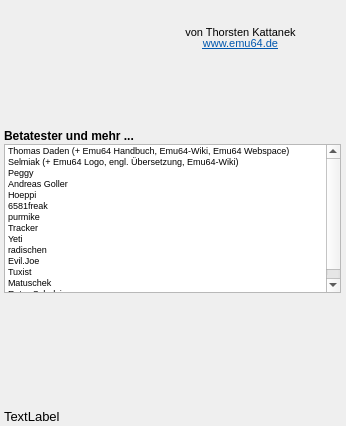
The window that info_window.ui (ThKattanek/emu64) describes before a commit, drawn with Qt 5.
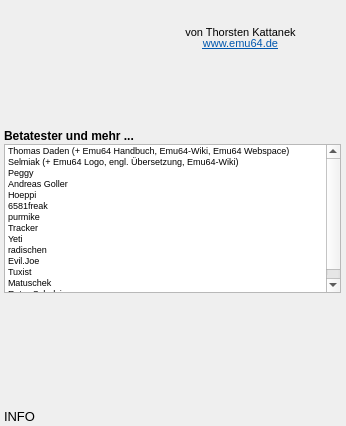
The same window after the commit. Icons and pictures are not drawn.

```diff
--- a/info_window.ui
+++ b/info_window.ui
@@ -59,7 +59,7 @@
     </font>
    </property>
    <property name="text">
-    <string>TextLabel</string>
+    <string>INFO</string>
    </property>
   </widget>
   <widget class="QLabel" name="Emu64Version">
```
Left out of the diff: 3 changed lines with no effect on the pictures.
